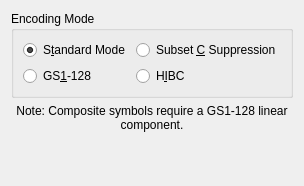
This is frontend_qt/grpC128.ui in TeLLie/zint-os2 as Qt 5 draws it before an edit. The edited form follows.
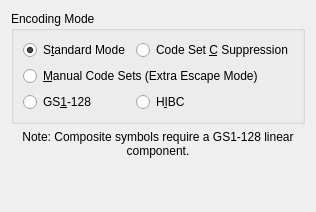
This is the edited form.

What changed in the file:
```diff
--- a/frontend_qt/grpC128.ui
+++ b/frontend_qt/grpC128.ui
@@ -37,7 +37,7 @@
       <item row="0" column="1">
        <widget class="QRadioButton" name="radC128CSup">
         <property name="text">
-         <string>Subset &amp;C Suppression</string>
+         <string>Code Set &amp;C Suppression</string>
         </property>
         <property name="toolTip">
          <string>Do not use Subset C mode
@@ -45,7 +45,18 @@
         </property>
        </widget>
       </item>
-      <item row="1" column="0">
+      <item row="1" column="0" colspan="2">
+       <widget class="QRadioButton" name="radC128ExtraEsc">
+        <property name="text">
+         <string>&amp;Manual Code Sets (Extra Escape Mode)</string>
+        </property>
+        <property name="toolTip">
+         <string>Process special escape sequences &quot;\^A&quot;, &quot;\^B&quot; and
+&quot;\^C&quot; allowing manual Code Set selection</string>
+        </property>
+       </widget>
+      </item>
+      <item row="2" column="0">
        <widget class="QRadioButton" name="radC128EAN">
         <property name="text">
          <string>GS&amp;1-128</string>
@@ -56,7 +67,7 @@
         </property>
        </widget>
       </item>
-      <item row="1" column="1">
+      <item row="2" column="1">
        <widget class="QRadioButton" name="radC128HIBC">
         <property name="text">
          <string>H&amp;IBC</string>
```
Left out of the diff: 2 changed lines with no effect on the pictures.
